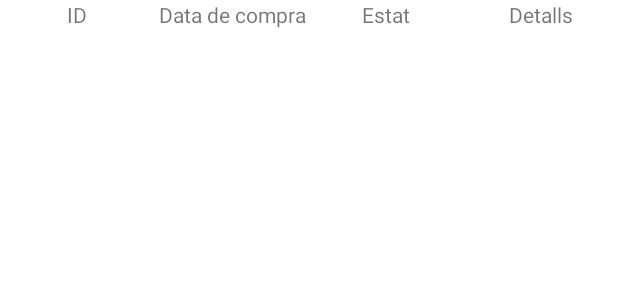
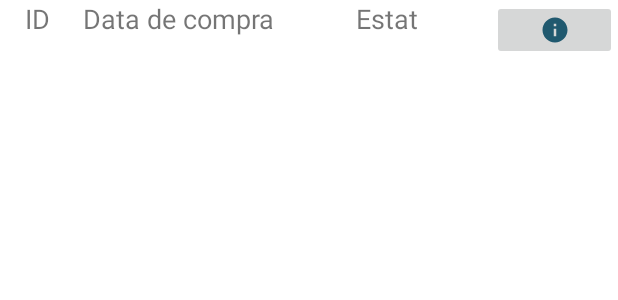
Before and after one commit to PTIN-2023/app, an Android app: the layout peticio_item.xml on its own in the app's theme, with its tools: preview values and no code run, on a phone screen of 412 x 824 dp. Shown: the top 300 px of the screen. Run offline under Robolectric (Android 15) with nearby library versions, the phone set to English and light mode, and no system bars; network calls fail.

Commit message:
Canvis historial peticions

```diff
--- /dev/null
+++ b/app/src/main/res/drawable/baseline_info_24.xml
@@ -0,0 +1,5 @@
+<vector android:height="20dp" android:tint="#20596F"
+    android:viewportHeight="24" android:viewportWidth="24"
+    android:width="20dp" xmlns:android="http://schemas.android.com/apk/res/android">
+    <path android:fillColor="@android:color/white" android:pathData="M12,2C6.48,2 2,6.48 2,12s4.48,10 10,10 10,-4.48 10,-10S17.52,2 12,2zM13,17h-2v-6h2v6zM13,9h-2L11,7h2v2z"/>
+</vector>
--- a/app/src/main/res/layout/fragment_estat_paquets.xml
+++ b/app/src/main/res/layout/fragment_estat_paquets.xml
@@ -46,7 +46,7 @@
                 android:id="@+id/ID"
                 android:layout_width="wrap_content"
                 android:layout_height="wrap_content"
-                android:layout_weight="1"
+                android:layout_weight="0.5"
                 android:textSize="20dp"
                 android:gravity="center"
                 android:text="ID" />
@@ -55,7 +55,7 @@
                 android:id="@+id/Data_compra"
                 android:layout_width="wrap_content"
                 android:layout_height="wrap_content"
-                android:layout_weight="1"
+                android:layout_weight="0"
                 android:textSize="20dp"
                 android:gravity="center"
                 android:text="@string/data_compra" />
@@ -73,7 +73,7 @@
                 android:id="@+id/detalls"
                 android:layout_width="wrap_content"
                 android:layout_height="wrap_content"
-                android:layout_weight="1"
+                android:layout_weight="0.2"
                 android:textSize="20dp"
                 android:gravity="center"
                 android:text="@string/detalls" />
--- a/app/src/main/res/layout/fragment_historial_peticion.xml
+++ b/app/src/main/res/layout/fragment_historial_peticion.xml
@@ -10,7 +10,7 @@
         android:layout_width="match_parent"
         android:layout_height="match_parent"
         android:layout_marginRight="5sp"
-        android:layout_marginLeft="5sp"
+        android:layout_marginLeft="5dp"
         android:orientation="vertical">
 
         <LinearLayout
@@ -59,7 +59,7 @@
             <Spinner
                 android:id="@+id/sp_historial_peticion_ordenar"
                 android:layout_width="wrap_content"
-                android:layout_height="wrap_content"
+                android:layout_height="48dp"
                 android:fontFamily="@font/rinkart_italic"
                 android:layout_gravity="right"
                 android:entries="@array/sort_options" />
--- a/app/src/main/res/layout/peticio_item.xml
+++ b/app/src/main/res/layout/peticio_item.xml
@@ -5,48 +5,49 @@
     android:layout_width="match_parent"
     android:layout_height="wrap_content">
 
+    <LinearLayout
+        android:layout_width="match_parent"
+        android:layout_height="wrap_content"
+        android:orientation="horizontal"
+        app:layout_constraintTop_toTopOf="parent"
+        app:layout_constraintStart_toStartOf="parent"
+        app:layout_constraintEnd_toEndOf="parent">
+
         <TextView
             android:id="@+id/ID"
-        android:layout_width="0dp"
+            android:layout_width="8dp"
             android:layout_height="wrap_content"
-        android:layout_weight="1"
+            android:layout_weight="0.3"
             android:gravity="center"
             android:text="ID"
-        app:layout_constraintEnd_toStartOf="@+id/Data_compra"
-        app:layout_constraintStart_toStartOf="parent"
-        app:layout_constraintTop_toTopOf="parent" />
+            android:textSize="18sp" />
 
         <TextView
             android:id="@+id/Data_compra"
             android:layout_width="0dp"
             android:layout_height="wrap_content"
             android:layout_weight="1"
+            android:textSize="18sp"
             android:gravity="center"
-        android:text="@string/data_compra"
-        app:layout_constraintEnd_toStartOf="@+id/estat"
-        app:layout_constraintStart_toEndOf="@+id/ID"
-        app:layout_constraintTop_toTopOf="parent" />
+            android:text="@string/data_compra" />
 
         <TextView
             android:id="@+id/estat"
             android:layout_width="0dp"
             android:layout_height="wrap_content"
             android:layout_weight="1"
+            android:textSize="18sp"
             android:gravity="center"
-        android:text="@string/estat"
-        app:layout_constraintEnd_toStartOf="@+id/detalls"
-        app:layout_constraintStart_toEndOf="@+id/Data_compra"
-        app:layout_constraintTop_toTopOf="parent" />
+            android:text="@string/estat" />
 
-    <TextView
-        android:id="@+id/detalls"
+        <ImageButton
+            android:id="@+id/btn_detalls"
+            android:src="@drawable/baseline_info_24"
             android:layout_width="0dp"
             android:layout_height="wrap_content"
-        android:layout_weight="1"
-        android:gravity="center"
-        android:text="@string/detalls"
-        app:layout_constraintEnd_toEndOf="parent"
-        app:layout_constraintStart_toEndOf="@+id/estat"
-        app:layout_constraintTop_toTopOf="parent" />
+            android:layout_weight="0.6"
+            android:gravity="center"/>
+
+    </LinearLayout>
 
 </androidx.constraintlayout.widget.ConstraintLayout>
```
Also changed, not shown: app/src/main/java/com/example/appptin/paciente/opciones/PeticioAdapter.java (+48 -2 lines). Lines whose indentation alone changed are shown as unchanged.
